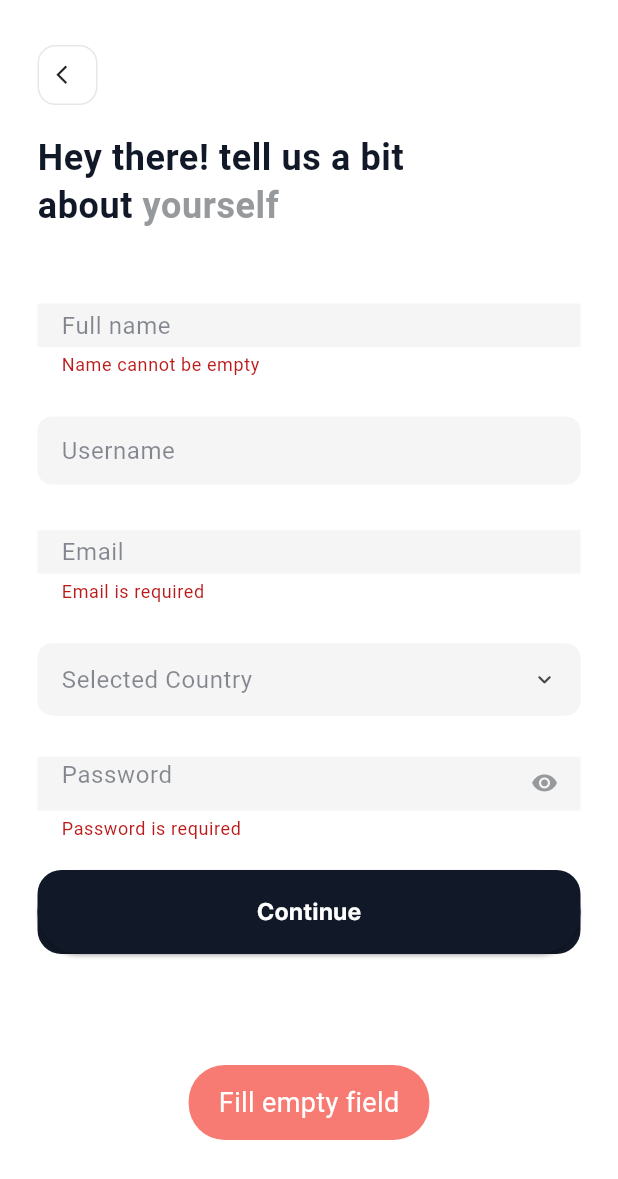
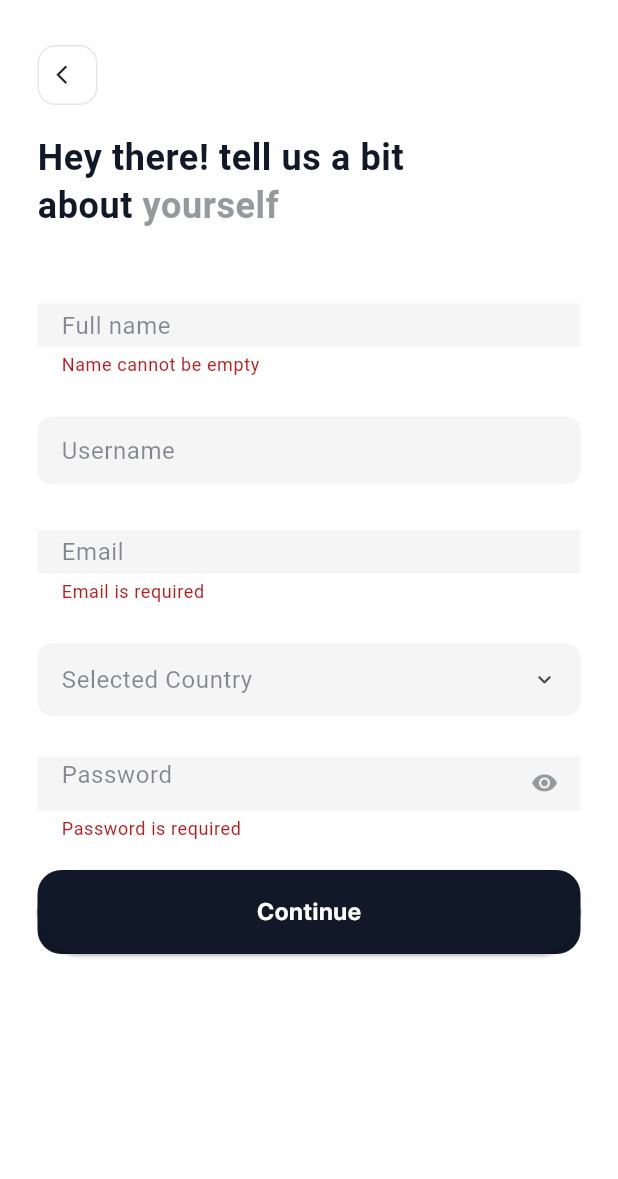
Before and after one commit to Zackcodder/smartpay, a Flutter app: the RegistrationScreen screen opened directly, after a tap on "Continue", on a phone screen of 412 x 824 dp. Shown: the top 1179 px of the screen. Run offline on Flutter 3.47's test engine with Material 3 defaults, Android fonts, the light colour scheme and no system bars; our stand-ins replace device_info_plus, dots_indicator, flutter_native_splash, flutter_screenutil, fluttertoast, otp_text_field and 1 more; missing offline and left inert: country_list_pick; accounts and stored records are empty; Roboto replaces fonts that are missing (SFPRODISPLAYREGULAR); project files that could hold a hidden picture were left out.

Commit message:
modified:   lib/screens/home_screen.dart 	modified:   lib/screens/login.dart 	modified:   lib/screens/registration_screen.dart 	modified:   lib/screens/signup_screen.dart

```diff
--- a/lib/screens/registration_screen.dart
+++ b/lib/screens/registration_screen.dart
@@ -2,7 +2,6 @@ import 'package:country_list_pick/country_list_pick.dart';
 import 'package:device_info_plus/device_info_plus.dart';
 import 'package:flutter/foundation.dart';
 import 'package:flutter/material.dart';
-import 'package:fluttertoast/fluttertoast.dart';
 import 'package:provider/provider.dart';
 import 'package:smartpay/core/extension/build_context_extensions.dart';
 import 'package:smartpay/core/extension/widget_extensions.dart';
@@ -225,14 +224,6 @@ class _RegistrationScreenState extends State<RegistrationScreen> {
                           setState(() {
                             authProvider.signUpLoading;
                           });
-                        }else{
-                          throw Fluttertoast.showToast(
-                              fontSize: 18,
-                              toastLength: Toast.LENGTH_LONG,
-                              backgroundColor: Colors.red.withOpacity(0.7),
-                              msg: 'Fill empty field',
-                              gravity: ToastGravity.BOTTOM,
-                              textColor: Colors.white);
                         }
 
                       }
--- a/lib/screens/signup_screen.dart
+++ b/lib/screens/signup_screen.dart
@@ -1,5 +1,4 @@
 import 'package:flutter/material.dart';
-import 'package:fluttertoast/fluttertoast.dart';
 import 'package:provider/provider.dart';
 import 'package:smartpay/core/extension/build_context_extensions.dart';
 import 'package:smartpay/core/extension/widget_extensions.dart';
```
Also changed, not shown: lib/screens/home_screen.dart (+4 -5 lines), lib/screens/login.dart (+0 -10 lines).
